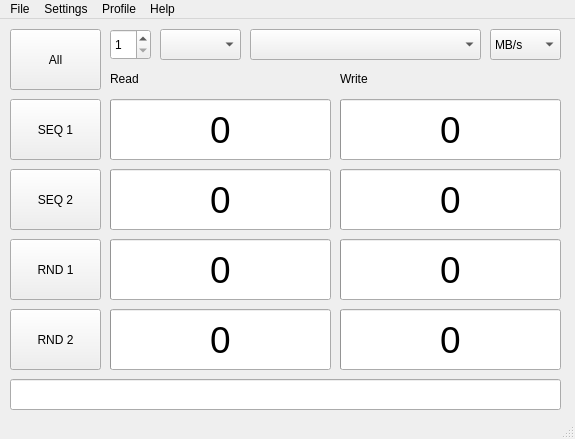
Old version of the form src/mainwindow.ui in the repository JonMagon/KDiskMark.
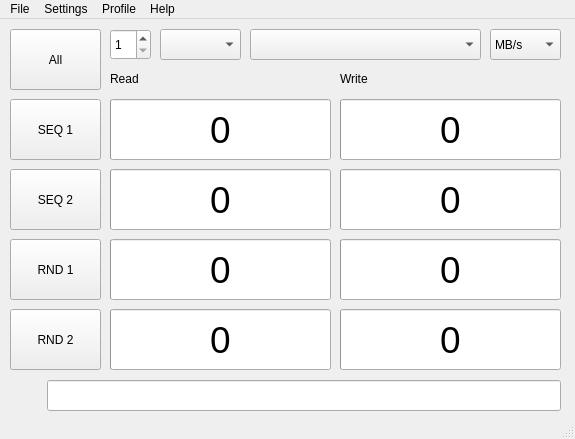
New version of the form.

The edit to the form file:
```diff
--- a/src/mainwindow.ui
+++ b/src/mainwindow.ui
@@ -387,15 +387,52 @@
      <string>%v</string>
     </property>
    </widget>
-   <widget class="QLineEdit" name="deviceModel">
+   <widget class="QWidget" name="horizontalLayoutWidget">
     <property name="geometry">
      <rect>
       <x>10</x>
       <y>360</y>
       <width>551</width>
-      <height>31</height>
+      <height>33</height>
      </rect>
     </property>
+    <layout class="QHBoxLayout" name="horizontalLayout">
+     <item>
+      <widget class="QLabel" name="extraIcon">
+       <property name="sizePolicy">
+        <sizepolicy hsizetype="Preferred" vsizetype="Preferred">
+         <horstretch>0</horstretch>
+         <verstretch>0</verstretch>
+        </sizepolicy>
+       </property>
+       <property name="minimumSize">
+        <size>
+         <width>31</width>
+         <height>16</height>
+        </size>
+       </property>
+       <property name="maximumSize">
+        <size>
+         <width>31</width>
+         <height>16</height>
+        </size>
+       </property>
+       <property name="text">
+        <string/>
+       </property>
+       <property name="alignment">
+        <set>Qt::AlignCenter</set>
+       </property>
+      </widget>
+     </item>
+     <item>
+      <widget class="QLineEdit" name="deviceModel">
+       <property name="minimumSize">
+        <size>
+         <width>0</width>
+         <height>31</height>
+        </size>
+       </property>
     <property name="font">
      <font>
       <pointsize>9</pointsize>
@@ -404,6 +441,9 @@
     <property name="text">
      <string/>
     </property>
+      </widget>
+     </item>
+    </layout>
    </widget>
   </widget>
   <widget class="QMenuBar" name="menubar">
```
Lines whose indentation alone changed are shown as unchanged.
